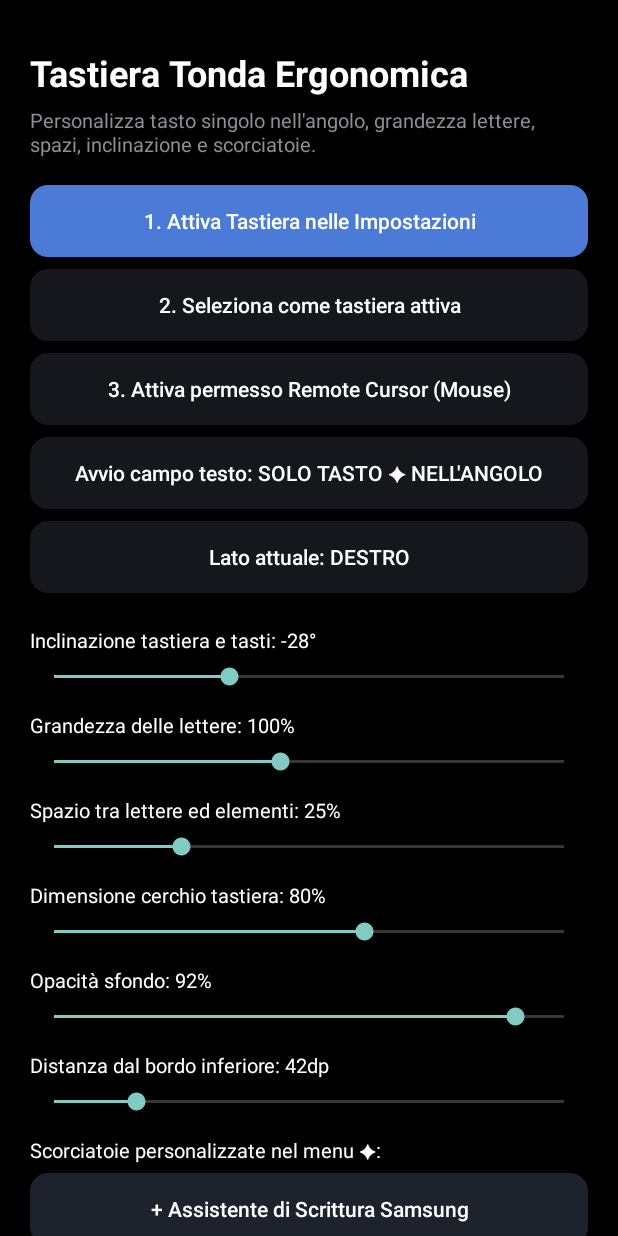
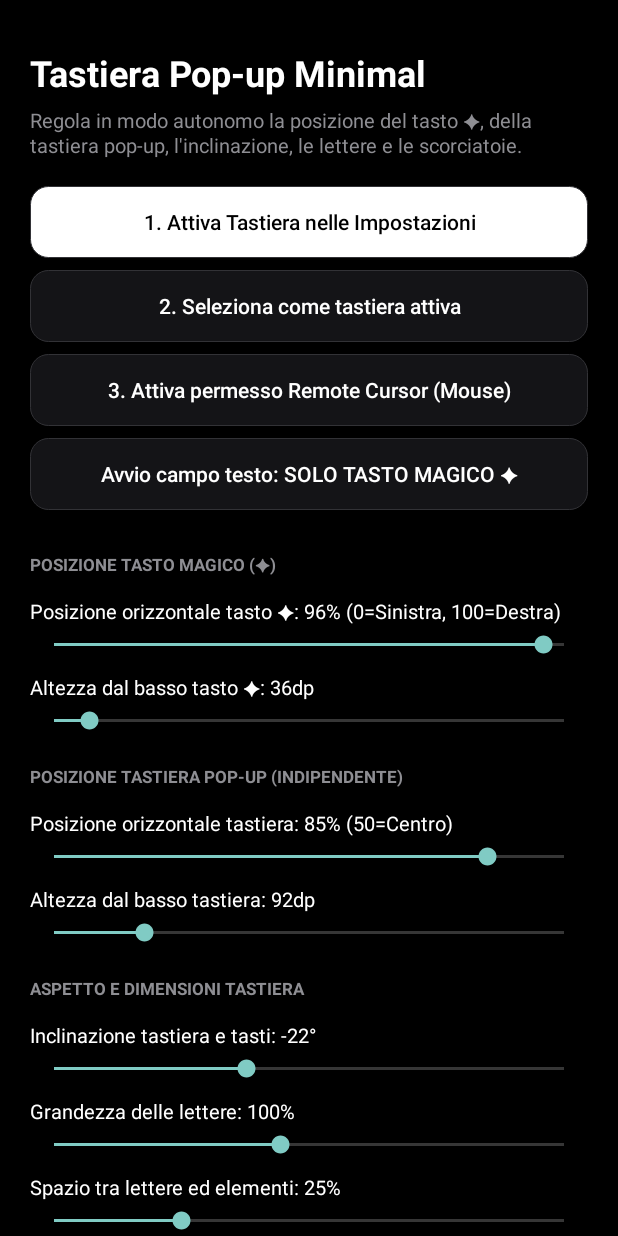
Before and after one commit to QuickSparkSem/Tastiera45, an Android app: the screen it shows after launch (MainActivity), on a phone screen of 412 x 824 dp. Run offline under Robolectric (Android 15) with nearby library versions, the phone set to English and light mode, and no system bars.

Commit message:
Update UI text and button styles in MainActivity

```diff
--- a/app/src/main/java/com/tastiera45/ime/MainActivity.kt
+++ b/app/src/main/java/com/tastiera45/ime/MainActivity.kt
@@ -62,7 +62,7 @@ class MainActivity : Activity() {
         }
 
         val title = TextView(this).apply {
-            text = "Tastiera Tonda Ergonomica"
+            text = "Tastiera Pop-up Minimal"
             textSize = 24f
             typeface = Typeface.DEFAULT_BOLD
             setTextColor(Color.WHITE)
@@ -70,66 +70,140 @@ class MainActivity : Activity() {
         container.addView(title)
 
         val subtitle = TextView(this).apply {
-            text = "Personalizza tasto singolo nell'angolo, grandezza lettere, spazi, inclinazione e scorciatoie."
+            text = "Regola in modo autonomo la posizione del tasto ✦, della tastiera pop-up, l'inclinazione, le lettere e le scorciatoie."
             textSize = 13.5f
             setTextColor(Color.parseColor("#8E8E93"))
             setPadding(0, (6 * density).toInt(), 0, (18 * density).toInt())
         }
         container.addView(subtitle)
 
-        container.addView(makeActionButton("1. Attiva Tastiera nelle Impostazioni", "#4B7BD6") {
+        container.addView(makeActionButton("1. Attiva Tastiera nelle Impostazioni", "#FFFFFF", "#000000") {
             startActivity(Intent(Settings.ACTION_INPUT_METHOD_SETTINGS))
         })
 
-        container.addView(makeActionButton("2. Seleziona come tastiera attiva", "#16171C") {
+        container.addView(makeActionButton("2. Seleziona come tastiera attiva", "#141417", "#FFFFFF") {
             val imm = getSystemService(Context.INPUT_METHOD_SERVICE) as InputMethodManager
             imm.showInputMethodPicker()
         })
 
-        container.addView(makeActionButton("3. Attiva permesso Remote Cursor (Mouse)", "#16171C") {
+        container.addView(makeActionButton("3. Attiva permesso Remote Cursor (Mouse)", "#141417", "#FFFFFF") {
             Toast.makeText(this, "Trova 'Tastiera 45° - Remote Cursor' e attivalo", Toast.LENGTH_LONG).show()
             startActivity(Intent(Settings.ACTION_ACCESSIBILITY_SETTINGS))
         })
 
-        // --- Modalità di comparsa nell'angolo ---
+        // --- Modalità di comparsa ---
         val orbModeBtn = makeActionButton(
             if (prefs.getBoolean("orb_only_start", true))
-                "Avvio campo testo: SOLO TASTO ✦ NELL'ANGOLO"
+                "Avvio campo testo: SOLO TASTO MAGICO ✦"
             else
-                "Avvio campo testo: TASTIERA TONDA SUBITO APERTA",
-            "#16171C"
+                "Avvio campo testo: TASTIERA POP-UP SUBITO APERTA",
+            "#141417",
+            "#FFFFFF"
         ) {}
         orbModeBtn.setOnClickListener {
             val next = !prefs.getBoolean("orb_only_start", true)
             prefs.edit().putBoolean("orb_only_start", next).apply()
             orbModeBtn.text = if (next) {
-                "Avvio campo testo: SOLO TASTO ✦ NELL'ANGOLO"
+                "Avvio campo testo: SOLO TASTO MAGICO ✦"
             } else {
-                "Avvio campo testo: TASTIERA TONDA SUBITO APERTA"
+                "Avvio campo testo: TASTIERA POP-UP SUBITO APERTA"
             }
         }
         container.addView(orbModeBtn)
 
-        // --- Lato Destro / Sinistro ---
-        val sideBtn = makeActionButton(
-            if (prefs.getBoolean("left_handed", false)) "Lato attuale: SINISTRO"
-            else "Lato attuale: DESTRO",
-            "#16171C"
-        ) {}
-        sideBtn.setOnClickListener {
-            val next = !prefs.getBoolean("left_handed", false)
-            prefs.edit().putBoolean("left_handed", next).apply()
-            sideBtn.text = if (next) "Lato attuale: SINISTRO" else "Lato attuale: DESTRO"
+        // =========================================================================
+        // SEZIONE A: POSIZIONE AUTONOMA TASTO MAGICO (✦)
+        // =========================================================================
+        container.addView(makeGroupTitle("POSIZIONE TASTO MAGICO (✦)"))
+
+        val orbXPct = (prefs.getFloat("orb_x_pct", 0.96f) * 100).toInt().coerceIn(0, 100)
+        val orbXLabel = makeSectionLabel("Posizione orizzontale tasto ✦: $orbXPct% (0=Sinistra, 100=Destra)")
+        container.addView(orbXLabel)
+
+        val orbXSeek = SeekBar(this).apply {
+            max = 100
+            progress = orbXPct
+            setOnSeekBarChangeListener(object : SeekBar.OnSeekBarChangeListener {
+                override fun onProgressChanged(sb: SeekBar?, value: Int, fromUser: Boolean) {
+                    orbXLabel.text = "Posizione orizzontale tasto ✦: $value% (0=Sinistra, 100=Destra)"
+                    prefs.edit().putFloat("orb_x_pct", value / 100f).apply()
+                }
+                override fun onStartTrackingTouch(sb: SeekBar?) {}
+                override fun onStopTrackingTouch(sb: SeekBar?) {}
+            })
         }
-        container.addView(sideBtn)
+        container.addView(orbXSeek)
 
-        // --- Slider Inclinazione Tastiera e Tasti (-90° a +90°) ---
-        val savedTilt = prefs.getFloat("kb_tilt", -28f).toInt().coerceIn(-90, 90)
+        val orbBottomDp = (prefs.getInt("orb_bottom_offset", (36 * density).toInt()) / density).toInt().coerceIn(0, 520)
+        val orbYLabel = makeSectionLabel("Altezza dal basso tasto ✦: ${orbBottomDp}dp")
+        container.addView(orbYLabel)
+
+        val orbYSeek = SeekBar(this).apply {
+            max = 520
+            progress = orbBottomDp
+            setOnSeekBarChangeListener(object : SeekBar.OnSeekBarChangeListener {
+                override fun onProgressChanged(sb: SeekBar?, value: Int, fromUser: Boolean) {
+                    orbYLabel.text = "Altezza dal basso tasto ✦: ${value}dp"
+                    prefs.edit().putInt("orb_bottom_offset", (value * density).toInt()).apply()
+                }
+                override fun onStartTrackingTouch(sb: SeekBar?) {}
+                override fun onStopTrackingTouch(sb: SeekBar?) {}
+            })
+        }
+        container.addView(orbYSeek)
+
+        // =========================================================================
+        // SEZIONE B: POSIZIONE AUTONOMA TASTIERA POP-UP
+        // =========================================================================
+        container.addView(makeGroupTitle("POSIZIONE TASTIERA POP-UP (INDIPENDENTE)"))
+
+        val kbXPct = (prefs.getFloat("kb_x_pct", 0.85f) * 100).toInt().coerceIn(0, 100)
+        val kbXLabel = makeSectionLabel("Posizione orizzontale tastiera: $kbXPct% (50=Centro)")
+        container.addView(kbXLabel)
+
+        val kbXSeek = SeekBar(this).apply {
+            max = 100
+            progress = kbXPct
+            setOnSeekBarChangeListener(object : SeekBar.OnSeekBarChangeListener {
+                override fun onProgressChanged(sb: SeekBar?, value: Int, fromUser: Boolean) {
+                    kbXLabel.text = "Posizione orizzontale tastiera: $value% (50=Centro)"
+                    prefs.edit().putFloat("kb_x_pct", value / 100f).apply()
+                }
+                override fun onStartTrackingTouch(sb: SeekBar?) {}
+                override fun onStopTrackingTouch(sb: SeekBar?) {}
+            })
+        }
+        container.addView(kbXSeek)
+
+        val kbBottomDp = (prefs.getInt("kb_bottom_offset", (92 * density).toInt()) / density).toInt().coerceIn(0, 520)
+        val kbYLabel = makeSectionLabel("Altezza dal basso tastiera: ${kbBottomDp}dp")
+        container.addView(kbYLabel)
+
+        val kbYSeek = SeekBar(this).apply {
+            max = 520
+            progress = kbBottomDp
+            setOnSeekBarChangeListener(object : SeekBar.OnSeekBarChangeListener {
+                override fun onProgressChanged(sb: SeekBar?, value: Int, fromUser: Boolean) {
+                    kbYLabel.text = "Altezza dal basso tastiera: ${value}dp"
+                    prefs.edit().putInt("kb_bottom_offset", (value * density).toInt()).apply()
+                }
+                override fun onStartTrackingTouch(sb: SeekBar?) {}
+                override fun onStopTrackingTouch(sb: SeekBar?) {}
+            })
+        }
+        container.addView(kbYSeek)
+
+        // =========================================================================
+        // SEZIONE C: ASPETTO, INCLINAZIONE, LETTERE E SPAZIATURA
+        // =========================================================================
+        container.addView(makeGroupTitle("ASPETTO E DIMENSIONI TASTIERA"))
+
+        val savedTilt = prefs.getFloat("kb_tilt", -22f).toInt().coerceIn(-90, 90)
         val tiltLabel = makeSectionLabel("Inclinazione tastiera e tasti: ${savedTilt}°")
         container.addView(tiltLabel)
 
         val tiltSeekBar = SeekBar(this).apply {
-            max = 180 // da -90° a +90°
+            max = 180
             progress = savedTilt + 90
             setOnSeekBarChangeListener(object : SeekBar.OnSeekBarChangeListener {
                 override fun onProgressChanged(sb: SeekBar?, value: Int, fromUser: Boolean) {
@@ -143,14 +217,13 @@ class MainActivity : Activity() {
         }
         container.addView(tiltSeekBar)
 
-        // --- Slider Grandezza delle Lettere ---
         val savedLetterSize = prefs.getFloat("kb_letter_size", 1.0f)
         val initialLetterPct = (savedLetterSize * 100).toInt().coerceIn(60, 150)
         val letterLabel = makeSectionLabel("Grandezza delle lettere: $initialLetterPct%")
         container.addView(letterLabel)
 
         val letterSeekBar = SeekBar(this).apply {
-            max = 90 // da 60% a 150%
+            max = 90
             progress = initialLetterPct - 60
             setOnSeekBarChangeListener(object : SeekBar.OnSeekBarChangeListener {
                 override fun onProgressChanged(sb: SeekBar?, value: Int, fromUser: Boolean) {
@@ -164,14 +237,13 @@ class MainActivity : Activity() {
         }
         container.addView(letterSeekBar)
 
-        // --- Slider Spazio tra Lettere ed Elementi ---
         val savedSpacing = prefs.getFloat("kb_key_spacing", 0.25f)
         val initialSpacingPct = (savedSpacing * 100).toInt().coerceIn(0, 100)
         val spacingLabel = makeSectionLabel("Spazio tra lettere ed elementi: $initialSpacingPct%")
         container.addView(spacingLabel)
 
         val spacingSeekBar = SeekBar(this).apply {
-            max = 100 // da 0% a 100%
+            max = 100
             progress = initialSpacingPct
             setOnSeekBarChangeListener(object : SeekBar.OnSeekBarChangeListener {
                 override fun onProgressChanged(sb: SeekBar?, value: Int, fromUser: Boolean) {
@@ -184,19 +256,18 @@ class MainActivity : Activity() {
         }
         container.addView(spacingSeekBar)
 
-        // --- Slider Dimensione Cerchio Tastiera ---
-        val savedScale = prefs.getFloat("kb_scale", 0.80f)
-        val initialSizePct = (savedScale * 100).toInt().coerceIn(52, 98)
-        val sizeLabel = makeSectionLabel("Dimensione cerchio tastiera: $initialSizePct%")
+        val savedScale = prefs.getFloat("kb_scale", 0.82f)
+        val initialSizePct = (savedScale * 100).toInt().coerceIn(50, 98)
+        val sizeLabel = makeSectionLabel("Dimensione generale tastiera: $initialSizePct%")
         container.addView(sizeLabel)
 
         val sizeSeekBar = SeekBar(this).apply {
-            max = 46 // da 52% a 98%
-            progress = initialSizePct - 52
+            max = 48
+            progress = initialSizePct - 50
             setOnSeekBarChangeListener(object : SeekBar.OnSeekBarChangeListener {
                 override fun onProgressChanged(sb: SeekBar?, value: Int, fromUser: Boolean) {
-                    val pct = 52 + value
-                    sizeLabel.text = "Dimensione cerchio tastiera: $pct%"
+                    val pct = 50 + value
+                    sizeLabel.text = "Dimensione generale tastiera: $pct%"
                     prefs.edit().putFloat("kb_scale", pct / 100f).apply()
                 }
                 override fun onStartTrackingTouch(sb: SeekBar?) {}
@@ -205,19 +276,18 @@ class MainActivity : Activity() {
         }
         container.addView(sizeSeekBar)
 
-        // --- Slider Trasparenza Tastiera ---
-        val savedOpacity = prefs.getFloat("kb_alpha", 0.92f)
+        val savedOpacity = prefs.getFloat("kb_alpha", 0.94f)
         val initialOpacityPct = (savedOpacity * 100).toInt().coerceIn(15, 100)
-        val alphaLabel = makeSectionLabel("Opacità sfondo: $initialOpacityPct%")
+        val alphaLabel = makeSectionLabel("Opacità sfondo nero: $initialOpacityPct%")
         container.addView(alphaLabel)
 
         val alphaSeekBar = SeekBar(this).apply {
-            max = 85 // da 15% a 100%
+            max = 85
             progress = initialOpacityPct - 15
             setOnSeekBarChangeListener(object : SeekBar.OnSeekBarChangeListener {
                 override fun onProgressChanged(sb: SeekBar?, value: Int, fromUser: Boolean) {
                     val pct = 15 + value
-                    alphaLabel.text = "Opacità sfondo: $pct%"
+                    alphaLabel.text = "Opacità sfondo nero: $pct%"
                     prefs.edit().putFloat("kb_alpha", pct / 100f).apply()
                 }
                 override fun onStartTrackingTouch(sb: SeekBar?) {}
@@ -226,62 +296,39 @@ class MainActivity : Activity() {
         }
         container.addView(alphaSeekBar)
 
-        // --- Slider Altezza dal Fondo ---
-        val defaultBottomDp = 42
-        val currentBottomPx = prefs.getInt("kb_bottom_offset", (defaultBottomDp * density).toInt())
-        val currentBottomDp = (currentBottomPx / density).toInt().coerceIn(0, 260)
-        val heightLabel = makeSectionLabel("Distanza dal bordo inferiore: ${currentBottomDp}dp")
-        container.addView(heightLabel)
+        // =========================================================================
+        // SEZIONE D: SCORCIATOIE PERSONALIZZATE NEL MENU ✦
+        // =========================================================================
+        container.addView(makeGroupTitle("SCORCIATOIE NEL MENU ✦"))
 
-        val heightSeekBar = SeekBar(this).apply {
-            max = 260
-            progress = currentBottomDp
-            setOnSeekBarChangeListener(object : SeekBar.OnSeekBarChangeListener {
-                override fun onProgressChanged(sb: SeekBar?, value: Int, fromUser: Boolean) {
-                    heightLabel.text = "Distanza dal bordo inferiore: ${value}dp"
-                    prefs.edit().putInt("kb_bottom_offset", (value * density).toInt()).apply()
-                }
-                override fun onStartTrackingTouch(sb: SeekBar?) {}
-                override fun onStopTrackingTouch(sb: SeekBar?) {}
-            })
-        }
-        container.addView(heightSeekBar)
-
-        // --- Sezione Tasti Personalizzati / Shortcut Maker / Samsung Assist ---
-        container.addView(makeSectionLabel("Scorciatoie personalizzate nel menu ✦:"))
-
-        // 1. Tasto rapido Assistente di Scrittura Samsung
-        container.addView(makeActionButton("+ Assistente di Scrittura Samsung", "#1E222D") {
+        container.addView(makeActionButton("+ Assistente di Scrittura Samsung", "#141417", "#FFFFFF") {
             val current = loadShortcuts().toMutableList()
             current.add(StoredShortcut("SAMSUNG_ASSIST", "Assistente Samsung", "samsung_writing_assist"))
             saveShortcuts(current)
             refreshShortcutsList()
-            Toast.makeText(this, "Assistente di Scrittura Samsung aggiunto al menu ✦", Toast.LENGTH_SHORT).show()
+            Toast.makeText(this, "Assistente Samsung aggiunto al menu ✦", Toast.LENGTH_SHORT).show()
         })
 
-        // 2. Importa da Shortcut Maker o altre app di scorciatoie Android
-        container.addView(makeActionButton("+ Scegli da Shortcut Maker / Scorciatoie App", "#1E222D") {
+        container.addView(makeActionButton("+ Scegli da Shortcut Maker / Scorciatoie", "#141417", "#FFFFFF") {
             try {
                 val pickIntent = Intent(Intent.ACTION_CREATE_SHORTCUT)
                 val chooser = Intent.createChooser(pickIntent, "Scegli scorciatoia (es. Shortcut Maker)")
                 @Suppress("DEPRECATION")
                 startActivityForResult(chooser, REQ_PICK_SHORTCUT)
             } catch (_: Exception) {
-                Toast.makeText(this, "Nessuna app di scorciatoie (es. Shortcut Maker) trovata", Toast.LENGTH_SHORT).show()
+                Toast.makeText(this, "Nessuna app di scorciatoie trovata", Toast.LENGTH_SHORT).show()
             }
         })
 
-        // 3. Scegli un'App installata da aprire
-        container.addView(makeActionButton("+ Scegli un'App da avviare", "#1E222D") {
+        container.addView(makeActionButton("+ Scegli un'App da avviare", "#141417", "#FFFFFF") {
             showInstalledAppsDialog()
         })
 
-        // 4. Aggiungi testo rapido
         val shortcutNameInput = EditText(this).apply {
-            hint = "Nome testo rapido (es. Email, Indirizzo)"
+            hint = "Nome testo rapido (es. Email, Saluto)"
             setHintTextColor(Color.parseColor("#6E6E73"))
             setTextColor(Color.WHITE)
-            setBackgroundColor(Color.parseColor("#141519"))
+            setBackgroundColor(Color.parseColor("#121215"))
             setPadding((12 * density).toInt(), (12 * density).toInt(), (12 * density).toInt(), (12 * density).toInt())
         }
         val nameParams = LinearLayout.LayoutParams(
@@ -297,7 +344,7 @@ class MainActivity : Activity() {
             hint = "Testo da inserire (es. mario@gmail.com)"
             setHintTextColor(Color.parseColor("#6E6E73"))
             setTextColor(Color.WHITE)
-            setBackgroundColor(Color.parseColor("#141519"))
+            setBackgroundColor(Color.parseColor("#121215"))
             setPadding((12 * density).toInt(), (12 * density).toInt(), (12 * density).toInt(), (12 * density).toInt())
         }
         val textParams = LinearLayout.LayoutParams(
@@ -312,7 +359,7 @@ class MainActivity : Activity() {
             orientation = LinearLayout.VERTICAL
         }
 
-        container.addView(makeActionButton("+ Aggiungi testo rapido al menu ✦", "#1F222A") {
+        container.addView(makeActionButton("+ Aggiungi testo rapido al menu ✦", "#1C1C20", "#FFFFFF") {
             val label = shortcutNameInput.text.toString().trim()
             val textVal = shortcutTextInput.text.toString()
             if (label.isEmpty() || textVal.isEmpty()) {
@@ -332,13 +379,14 @@ class MainActivity : Activity() {
         refreshShortcutsList()
 
         // --- Scelta Motore Dettatura Vocale ---
+        container.addView(makeGroupTitle("DETTATURA VOCALE"))
         val voiceTitle = makeSectionLabel("Motore Dettatura Vocale (Google / Samsung / Terze parti):")
         container.addView(voiceTitle)
 
         loadAvailableVoiceServices()
 
         val spinner = Spinner(this).apply {
-            setBackgroundColor(Color.parseColor("#16171C"))
+            setBackgroundColor(Color.parseColor("#141417"))
         }
         val adapter = object : ArrayAdapter<String>(this, android.R.layout.simple_spinner_item, voiceLabels) {
             override fun getView(position: Int, convertView: View?, parent: ViewGroup): View {
@@ -351,7 +399,7 @@ class MainActivity : Activity() {
             override fun getDropDownView(position: Int, convertView: View?, parent: ViewGroup): View {
                 val v = super.getDropDownView(position, convertView, parent) as TextView
                 v.setTextColor(Color.WHITE)
-                v.setBackgroundColor(Color.parseColor("#16171C"))
+                v.setBackgroundColor(Color.parseColor("#141417"))
                 v.setPadding((14 * density).toInt(), (14 * density).toInt(), (14 * density).toInt(), (14 * density).toInt())
                 return v
             }
@@ -373,10 +421,10 @@ class MainActivity : Activity() {
 
         // --- Campo di prova ---
         val testBox = EditText(this).apply {
-            hint = "Tocca qui per provare il tasto ✦ nell'angolo..."
+            hint = "Tocca qui per provare il tasto ✦ e la tastiera pop-up..."
             setHintTextColor(Color.parseColor("#6E6E73"))
             setTextColor(Color.WHITE)
-            setBackgroundColor(Color.parseColor("#141519"))
+            setBackgroundColor(Color.parseColor("#121215"))
             setPadding((14 * density).toInt(), (16 * density).toInt(), (14 * density).toInt(), (16 * density).toInt())
         }
         val boxParams = LinearLayout.LayoutParams(
@@ -406,7 +454,7 @@ class MainActivity : Activity() {
                 current.add(StoredShortcut("INTENT_URI", label, uriString))
                 saveShortcuts(current)
                 refreshShortcutsList()
-                Toast.makeText(this, "Scorciatoia '$label' importata nel menu ✦", Toast.LENGTH_SHORT).show()
+                Toast.makeText(this, "Scorciatoia '$label' aggiunta", Toast.LENGTH_SHORT).show()
             }
         }
     }
@@ -431,14 +479,14 @@ class MainActivity : Activity() {
 
         val names = resolved.map { it.first }.toTypedArray()
         AlertDialog.Builder(this)
-            .setTitle("Scegli un'App da aggiungere al menu ✦")
+            .setTitle("Scegli un'App per il menu ✦")
             .setItems(names) { _, which ->
                 val (appName, pkgName) = resolved[which]
                 val current = loadShortcuts().toMutableList()
                 current.add(StoredShortcut("APP", appName, pkgName))
                 saveShortcuts(current)
                 refreshShortcutsList()
-                Toast.makeText(this, "App '$appName' aggiunta al menu ✦", Toast.LENGTH_SHORT).show()
+                Toast.makeText(this, "App '$appName' aggiunta", Toast.LENGTH_SHORT).show()
             }
             .show()
     }
@@ -471,7 +519,7 @@ class MainActivity : Activity() {
                 orientation = LinearLayout.HORIZONTAL
                 gravity = Gravity.CENTER_VERTICAL
                 background = GradientDrawable().apply {
-                    setColor(Color.parseColor("#121317"))
+                    setColor(Color.parseColor("#121215"))
                     cornerRadius = 10f * density
                 }
                 setPadding((12 * density).toInt(), (8 * density).toInt(), (10 * density).toInt(), (8 * density).toInt())
@@ -518,13 +566,24 @@ class MainActivity : Activity() {
         }
     }
 
+    private fun makeGroupTitle(text: String): TextView {
+        val density = resources.displayMetrics.density
+        return TextView(this).apply {
+            this.text = text
+            textSize = 11.5f
+            typeface = Typeface.DEFAULT_BOLD
+            setTextColor(Color.parseColor("#8E8E93"))
+            setPadding(0, (20 * density).toInt(), 0, (4 * density).toInt())
+        }
+    }
+
     private fun makeSectionLabel(text: String): TextView {
         val density = resources.displayMetrics.density
         return TextView(this).apply {
             this.text = text
             textSize = 13.5f
             setTextColor(Color.WHITE)
-            setPadding(0, (14 * density).toInt(), 0, (6 * density).toInt())
+            setPadding(0, (10 * density).toInt(), 0, (4 * density).toInt())
         }
     }
 
@@ -548,16 +607,17 @@ class MainActivity : Activity() {
         }
     }
 
-    private fun makeActionButton(label: String, bgHex: String, onClick: () -> Unit): Button {
+    private fun makeActionButton(label: String, bgHex: String, textHex: String, onClick: () -> Unit): Button {
         val density = resources.displayMetrics.density
         return Button(this).apply {
             text = label
             isAllCaps = false
             textSize = 14f
-            setTextColor(Color.WHITE)
+            setTextColor(Color.parseColor(textHex))
             background = GradientDrawable().apply {
                 setColor(Color.parseColor(bgHex))
                 cornerRadius = 12f * density
+                setStroke((1f * density).toInt(), Color.parseColor("#323236"))
             }
             setPadding((14 * density).toInt(), (12 * density).toInt(), (14 * density).toInt(), (12 * density).toInt())
             layoutParams = LinearLayout.LayoutParams(
```
